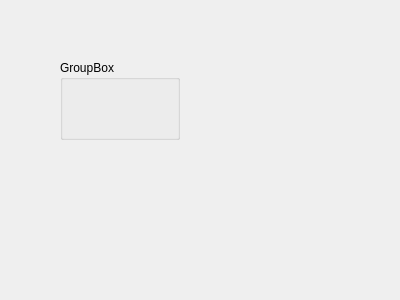
Above: client/dlgsynchronization.ui from tbikfalvi/Belenus before the change. Below: the same form after it.
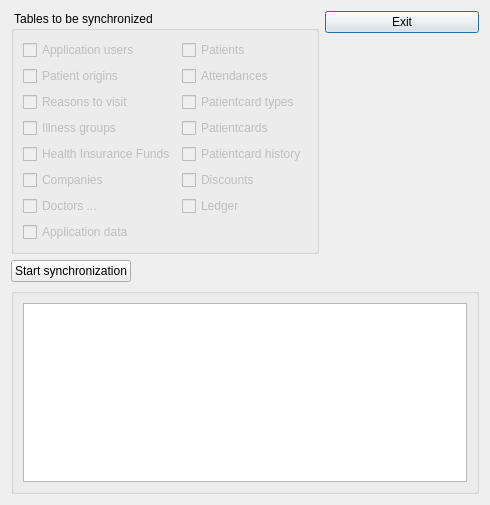
That is the form after the change.

Patch:
```diff
--- a/client/dlgsynchronization.ui
+++ b/client/dlgsynchronization.ui
@@ -6,26 +6,274 @@
    <rect>
     <x>0</x>
     <y>0</y>
-    <width>400</width>
-    <height>300</height>
+    <width>490</width>
+    <height>505</height>
    </rect>
   </property>
   <property name="windowTitle">
    <string>Dialog</string>
   </property>
-  <widget class="QGroupBox" name="groupBox">
-   <property name="geometry">
-    <rect>
-     <x>60</x>
-     <y>60</y>
-     <width>120</width>
-     <height>80</height>
-    </rect>
-   </property>
-   <property name="title">
-    <string>GroupBox</string>
-   </property>
-  </widget>
+  <layout class="QVBoxLayout" name="verticalLayout_4">
+   <item>
+    <layout class="QHBoxLayout" name="horizontalLayout_3">
+     <item>
+      <widget class="QGroupBox" name="gbDBList">
+       <property name="enabled">
+        <bool>true</bool>
+       </property>
+       <property name="title">
+        <string> Tables to be synchronized </string>
+       </property>
+       <layout class="QHBoxLayout" name="horizontalLayout">
+        <item>
+         <layout class="QVBoxLayout" name="verticalLayout_2">
+          <item>
+           <widget class="QCheckBox" name="chkUser">
+            <property name="enabled">
+             <bool>false</bool>
+            </property>
+            <property name="text">
+             <string>Application users</string>
+            </property>
+           </widget>
+          </item>
+          <item>
+           <widget class="QCheckBox" name="chkPatientOrigin">
+            <property name="enabled">
+             <bool>false</bool>
+            </property>
+            <property name="text">
+             <string>Patient origins</string>
+            </property>
+           </widget>
+          </item>
+          <item>
+           <widget class="QCheckBox" name="chkReasonToVisit">
+            <property name="enabled">
+             <bool>false</bool>
+            </property>
+            <property name="text">
+             <string>Reasons to visit</string>
+            </property>
+           </widget>
+          </item>
+          <item>
+           <widget class="QCheckBox" name="chkIllnessGroups">
+            <property name="enabled">
+             <bool>false</bool>
+            </property>
+            <property name="text">
+             <string>Illness groups</string>
+            </property>
+           </widget>
+          </item>
+          <item>
+           <widget class="QCheckBox" name="chkHealthInsurance">
+            <property name="enabled">
+             <bool>false</bool>
+            </property>
+            <property name="text">
+             <string>Health Insurance Funds</string>
+            </property>
+           </widget>
+          </item>
+          <item>
+           <widget class="QCheckBox" name="chkCompany">
+            <property name="enabled">
+             <bool>false</bool>
+            </property>
+            <property name="text">
+             <string>Companies</string>
+            </property>
+           </widget>
+          </item>
+          <item>
+           <widget class="QCheckBox" name="chkDoctors">
+            <property name="enabled">
+             <bool>false</bool>
+            </property>
+            <property name="text">
+             <string>Doctors ...</string>
+            </property>
+           </widget>
+          </item>
+          <item>
+           <widget class="QCheckBox" name="chkApplication">
+            <property name="enabled">
+             <bool>false</bool>
+            </property>
+            <property name="text">
+             <string>Application data</string>
+            </property>
+           </widget>
+          </item>
+         </layout>
+        </item>
+        <item>
+         <layout class="QVBoxLayout" name="verticalLayout_3">
+          <item>
+           <widget class="QCheckBox" name="chkPatient">
+            <property name="enabled">
+             <bool>false</bool>
+            </property>
+            <property name="text">
+             <string>Patients</string>
+            </property>
+           </widget>
+          </item>
+          <item>
+           <widget class="QCheckBox" name="chkAttendance">
+            <property name="enabled">
+             <bool>false</bool>
+            </property>
+            <property name="text">
+             <string>Attendances</string>
+            </property>
+           </widget>
+          </item>
+          <item>
+           <widget class="QCheckBox" name="chkPatientcardTypes">
+            <property name="enabled">
+             <bool>false</bool>
+            </property>
+            <property name="text">
+             <string>Patientcard types</string>
+            </property>
+           </widget>
+          </item>
+          <item>
+           <widget class="QCheckBox" name="chkPatientcard">
+            <property name="enabled">
+             <bool>false</bool>
+            </property>
+            <property name="text">
+             <string>Patientcards</string>
+            </property>
+           </widget>
+          </item>
+          <item>
+           <widget class="QCheckBox" name="chkPatientcardHistory">
+            <property name="enabled">
+             <bool>false</bool>
+            </property>
+            <property name="text">
+             <string>Patientcard history</string>
+            </property>
+           </widget>
+          </item>
+          <item>
+           <widget class="QCheckBox" name="chkDiscount">
+            <property name="enabled">
+             <bool>false</bool>
+            </property>
+            <property name="text">
+             <string>Discounts</string>
+            </property>
+           </widget>
+          </item>
+          <item>
+           <widget class="QCheckBox" name="chkLedger">
+            <property name="enabled">
+             <bool>false</bool>
+            </property>
+            <property name="text">
+             <string>Ledger</string>
+            </property>
+           </widget>
+          </item>
+          <item>
+           <spacer name="verticalSpacer_2">
+            <property name="orientation">
+             <enum>Qt::Vertical</enum>
+            </property>
+            <property name="sizeHint" stdset="0">
+             <size>
+              <width>20</width>
+              <height>18</height>
+             </size>
+            </property>
+           </spacer>
+          </item>
+         </layout>
+        </item>
+       </layout>
+      </widget>
+     </item>
+     <item>
+      <layout class="QVBoxLayout" name="verticalLayout">
+       <item>
+        <widget class="QPushButton" name="pbExit">
+         <property name="text">
+          <string>Exit</string>
+         </property>
+         <property name="iconSize">
+          <size>
+           <width>20</width>
+           <height>20</height>
+          </size>
+         </property>
+        </widget>
+       </item>
+       <item>
+        <spacer name="verticalSpacer">
+         <property name="orientation">
+          <enum>Qt::Vertical</enum>
+         </property>
+         <property name="sizeHint" stdset="0">
+          <size>
+           <width>20</width>
+           <height>40</height>
+          </size>
+         </property>
+        </spacer>
+       </item>
+      </layout>
+     </item>
+    </layout>
+   </item>
+   <item>
+    <layout class="QHBoxLayout" name="horizontalLayout_2">
+     <item>
+      <widget class="QPushButton" name="pbStart">
+       <property name="text">
+        <string>Start synchronization</string>
+       </property>
+       <property name="iconSize">
+        <size>
+         <width>20</width>
+         <height>20</height>
+        </size>
+       </property>
+      </widget>
+     </item>
+     <item>
+      <spacer name="horizontalSpacer">
+       <property name="orientation">
+        <enum>Qt::Horizontal</enum>
+       </property>
+       <property name="sizeHint" stdset="0">
+        <size>
+         <width>40</width>
+         <height>20</height>
+        </size>
+       </property>
+      </spacer>
+     </item>
+    </layout>
+   </item>
+   <item>
+    <widget class="QGroupBox" name="gbInformation">
+     <property name="title">
+      <string/>
+     </property>
+     <layout class="QVBoxLayout" name="verticalLayout_5">
+      <item>
+       <widget class="QListWidget" name="listInformation"/>
+      </item>
+     </layout>
+    </widget>
+   </item>
+  </layout>
  </widget>
  <resources/>
  <connections/>
```
Left out of the diff: 37 changed lines with no effect on the pictures.
